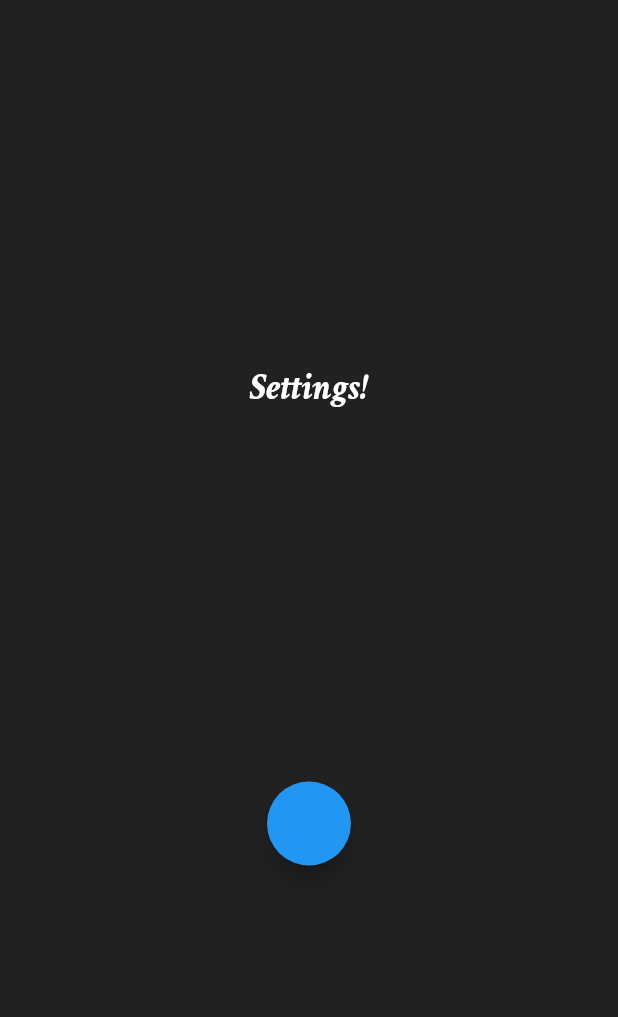
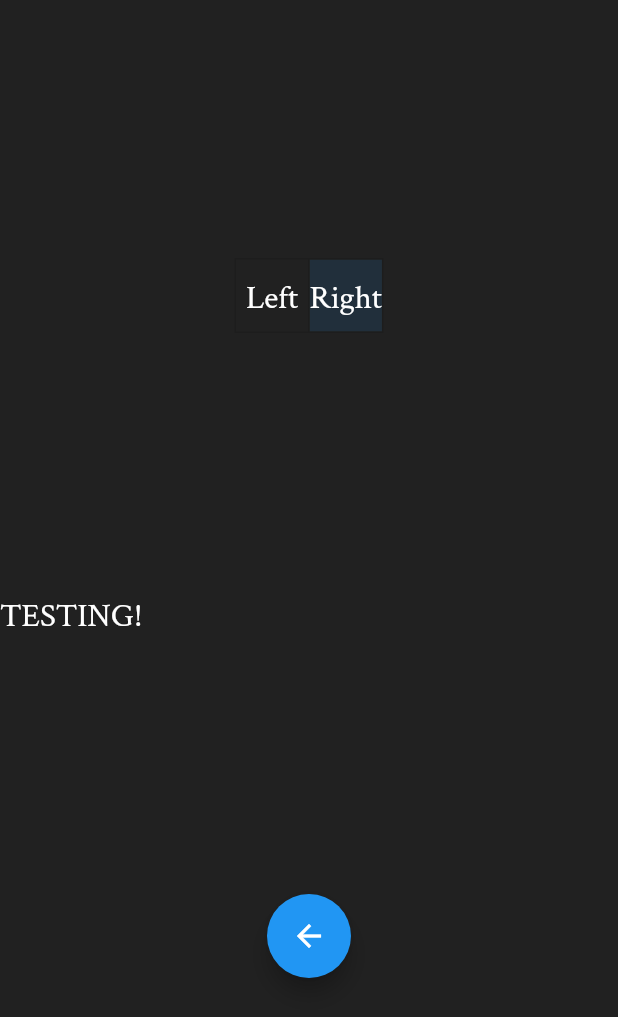
Before and after one commit to javineya/thatcher, a Flutter app: the SettingsRoute screen opened by its route, on a phone screen of 412 x 824 dp. Shown: the top 1017 px of the screen. Run offline on Flutter 3.47's test engine with Material 2 defaults, Android fonts, the phone set to English and light mode, and no system bars; our stand-ins replace shared_preferences; accounts and stored records are empty.

Commit message:
wiring up settings

```diff
--- a/lib/pages/recap_route.dart
+++ b/lib/pages/recap_route.dart
@@ -15,6 +15,7 @@ class RecapRoute extends StatelessWidget {
             Expanded(
               child: PageView(
                 children: [
+                  // TODO: get recap indices and wire this up proper-like
                   Center(
                       child: Container(
                           child: Text('Testing One!', style: kTextTitle))),
@@ -33,6 +34,7 @@ class RecapRoute extends StatelessWidget {
             Row(
               mainAxisAlignment: MainAxisAlignment.spaceEvenly,
               children: [
+                // TODO: wire these up to do actual things
                 FloatingActionButton(
                   heroTag: 'btn1',
                   onPressed: () {
--- a/lib/pages/settings_route.dart
+++ b/lib/pages/settings_route.dart
@@ -1,8 +1,18 @@
 import 'package:flutter/material.dart';
+import '../constants/story_brain.dart';
 import '../constants/constants.dart';
 
-class SettingsRoute extends StatelessWidget {
+StoryBrain storyBrain = StoryBrain();
+
+class SettingsRoute extends StatefulWidget {
   const SettingsRoute({Key? key}) : super(key: key);
+
+  @override
+  _SettingsRouteState createState() => _SettingsRouteState();
+}
+
+class _SettingsRouteState extends State<SettingsRoute> {
+  final List<bool> _isSelected = [false, true];
 
   @override
   Widget build(BuildContext context) {
@@ -14,15 +24,41 @@ class SettingsRoute extends StatelessWidget {
           mainAxisAlignment: MainAxisAlignment.spaceEvenly,
           children: [
             Center(
-              child: Text(
-                'Settings!',
-                style: kTextLoud,
-                textAlign: TextAlign.center,
+              child: ToggleButtons(
+                children: [
+                  Text('Left', style: kTextBody),
+                  Text('Right', style: kTextBody),
+                ],
+                onPressed: (int index) {
+                  setState(() {
+                    for (int buttonIndex = 0;
+                        buttonIndex < _isSelected.length;
+                        buttonIndex++) {
+                      if (buttonIndex == index) {
+                        _isSelected[buttonIndex] = true;
+                      } else {
+                        _isSelected[buttonIndex] = false;
+                      }
+                    }
+                    _isSelected[0] == true
+                        ? storyBrain.setUserRightHanded(false)
+                        : storyBrain.setUserRightHanded(true);
+                  });
+                },
+                isSelected: _isSelected,
               ),
             ),
-            FloatingActionButton(onPressed: () {
-              Navigator.pushNamed(context, '/');
-            })
+            Container(
+              alignment: storyBrain.getUserRightHanded() == true
+                  ? Alignment.centerRight
+                  : Alignment.centerLeft,
+              child: Text('TESTING!', style: kTextBody),
+            ),
+            FloatingActionButton(
+                child: Icon(Icons.arrow_back_outlined),
+                onPressed: () {
+                  Navigator.pushNamed(context, '/');
+                })
           ],
         ),
       ),
--- a/pubspec.yaml
+++ b/pubspec.yaml
@@ -13,6 +13,7 @@ dependencies:
     sdk: flutter
   cupertino_icons: ^1.0.3
   google_fonts: ^2.1.0
+  shared_preferences: ^2.0.6
 
 dev_dependencies:
   flutter_test:
```
Also changed, not shown: lib/constants/story_brain.dart (+36 -8 lines), lib/pages/story_route.dart (+18 -6 lines), pubspec.lock.
